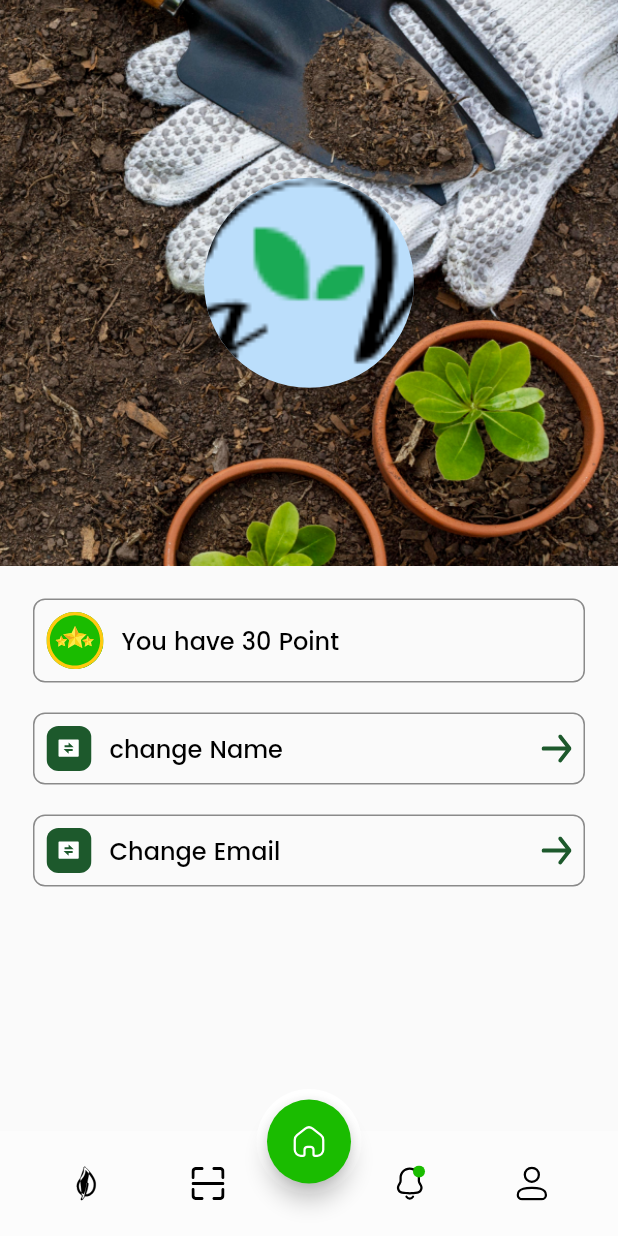
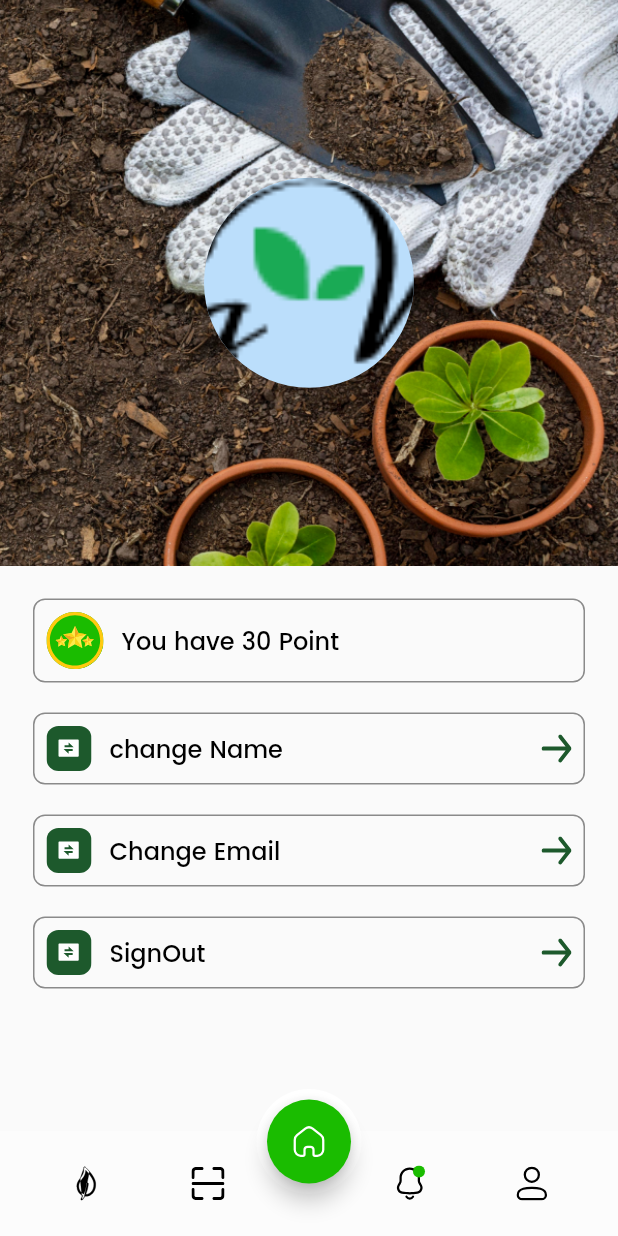
Before and after one commit to AhmedSaeedMorsy/La_Vie, a Flutter app: the MobileLayoutScreen screen opened by its route, item 4 of the bottom bar chosen, on a phone screen of 412 x 824 dp. Run offline on Flutter 3.47's test engine with Material 2 defaults, Android fonts, the phone set to English and light mode, and no system bars; our stand-ins replace conditional_builder_rec, dio, flutter_bloc, flutter_svg, fluttertoast, google_sign_in and 3 more; missing offline and left inert: qr_code_scanner; accounts and stored records are empty; network calls fail.

```diff
--- a/lib/presentation/gift_plant/view/gift_plant.dart
+++ b/lib/presentation/gift_plant/view/gift_plant.dart
@@ -7,7 +7,7 @@ import 'package:la_vie/presentation/resources/font_manager.dart';
 import 'package:la_vie/presentation/resources/routes_manager.dart';
 import 'package:la_vie/presentation/resources/strings_manager.dart';
 import 'package:la_vie/presentation/resources/values_manager.dart';
-import 'package:la_vie/presentation/resources/widget.dart';
+import 'package:la_vie/presentation/common/widget.dart';
 
 import '../../resources/color_manager.dart';
 
@@ -18,7 +18,6 @@ class GiftPlantScreen extends StatelessWidget {
   Widget build(BuildContext context) {
     return Scaffold(
       body: SafeArea(
-        child: Container(
         child: SingleChildScrollView(
           physics:const BouncingScrollPhysics(),
           child: Column(
@@ -107,7 +106,6 @@ class GiftPlantScreen extends StatelessWidget {
           ),
         ),
       ),
-      ),
     );
   }
 }
--- a/lib/presentation/login_screen/view_model/cubit.dart
+++ b/lib/presentation/login_screen/view_model/cubit.dart
@@ -78,7 +78,7 @@ class AuthCubit extends Cubit<AuthStates> {
       },
       url: googleSignIn,
     ).then((value) {
-      CacheHelper.setData(key: SharedKeys.token,value: user!.id);
+      userModel = UserModel.fromjson(value.data);
       print(value.data);
       emit(SigninWithGoogleSuccessState());
     }).catchError((error) {
--- a/lib/presentation/my_cart/view/my_cart.dart
+++ b/lib/presentation/my_cart/view/my_cart.dart
@@ -6,7 +6,7 @@ import 'package:la_vie/presentation/resources/assets_manager.dart';
 import 'package:la_vie/presentation/resources/color_manager.dart';
 import 'package:la_vie/presentation/resources/strings_manager.dart';
 import 'package:la_vie/presentation/resources/values_manager.dart';
-import 'package:la_vie/presentation/resources/widget.dart';
+import 'package:la_vie/presentation/common/widget.dart';
 import 'package:la_vie/presentation/shop/view_model/cubit.dart';
 import 'package:la_vie/presentation/shop/view_model/states.dart';
 
--- a/lib/presentation/profile/view/profile.dart
+++ b/lib/presentation/profile/view/profile.dart
@@ -1,10 +1,12 @@
 import 'package:flutter/material.dart';
 import 'package:flutter_bloc/flutter_bloc.dart';
 import 'package:flutter_svg/flutter_svg.dart';
+import 'package:la_vie/data/network/local/shared_pref.dart';
 import 'package:la_vie/presentation/profile/view_model/cubit.dart';
 import 'package:la_vie/presentation/profile/view_model/states.dart';
 import 'package:la_vie/presentation/resources/assets_manager.dart';
 import 'package:la_vie/presentation/resources/color_manager.dart';
+import 'package:la_vie/presentation/resources/routes_manager.dart';
 import 'package:la_vie/presentation/resources/strings_manager.dart';
 import 'package:la_vie/presentation/resources/values_manager.dart';
 
@@ -61,7 +63,6 @@ class ProfileScreen extends StatelessWidget {
                           child: Padding(
                             padding: const EdgeInsets.all(AppPadding.p8),
                             child: Row(
-
                               children: [
                                 SvgPicture.asset(
                                   AssetsManager.points,
@@ -150,6 +151,50 @@ class ProfileScreen extends StatelessWidget {
                             ),
                           ),
                         ),
+                        const SizedBox(
+                          height: AppSize.s20,
+                        ),
+                        InkWell(
+                          onTap: () {
+                            CacheHelper.removeData(key: SharedKeys.token);
+                            Navigator.pushReplacementNamed(
+                                context, Routes.loginRoute);
+                          },
+                          child: Container(
+                            decoration: BoxDecoration(
+                              border: Border.all(
+                                color: ColorManager.grey2,
+                              ),
+                              borderRadius: BorderRadius.circular(
+                                AppSize.s8,
+                              ),
+                            ),
+                            child: Padding(
+                              padding: const EdgeInsets.all(AppPadding.p8),
+                              child: Row(
+                                mainAxisAlignment: MainAxisAlignment.center,
+                                children: [
+                                  SvgPicture.asset(
+                                    AssetsManager.iconChange,
+                                  ),
+                                  const SizedBox(
+                                    width: AppSize.s12,
+                                  ),
+                                  Text(
+                                    "SignOut",
+                                    style: Theme.of(context)
+                                        .textTheme
+                                        .headlineLarge,
+                                  ),
+                                  const Spacer(),
+                                  SvgPicture.asset(
+                                    AssetsManager.arrow,
+                                  ),
+                                ],
+                              ),
+                            ),
+                          ),
+                        ),
                       ],
                     ),
                   ),
--- a/lib/presentation/resources/constants_manager.dart
+++ b/lib/presentation/resources/constants_manager.dart
@@ -4,6 +4,7 @@ class AppConstants {
   static const int lenghthOfLoginTap = 2;
   static const int timeInSecForIosWeb = 2;
   static const int lenghthOfPlantsTap = 4;
+  static const int miniLengthOfPassword = 8;
 
   static const int int1 = 1;
   static const int int6 = 6;
--- a/lib/presentation/resources/values_manager.dart
+++ b/lib/presentation/resources/values_manager.dart
@@ -50,5 +50,7 @@ class AppSize {
   static const double s330 = 330.0;
 
   static const double s500 = 500.0;
+  static const double s654 = 654.0;
+
   static const double s800 = 850.0;
 }
--- a/lib/presentation/search/view/search.dart
+++ b/lib/presentation/search/view/search.dart
@@ -4,7 +4,7 @@ import 'package:flutter/src/foundation/key.dart';
 import 'package:flutter/src/widgets/framework.dart';
 import 'package:la_vie/presentation/resources/strings_manager.dart';
 import 'package:la_vie/presentation/resources/values_manager.dart';
-import 'package:la_vie/presentation/resources/widget.dart';
+import 'package:la_vie/presentation/common/widget.dart';
 
 class SearchScreen extends StatelessWidget {
   SearchScreen({Key? key}) : super(key: key);
```
Also changed, not shown: lib/presentation/common/widget.dart (renamed from lib/presentation/resources/widget.dart, +17 -2 lines), lib/presentation/create_post_screen/view/create_post_screen.dart (+3 -5 lines), lib/presentation/login_screen/view/login_screen.dart (+34 -48 lines). Lines whose indentation alone changed are shown as unchanged.
